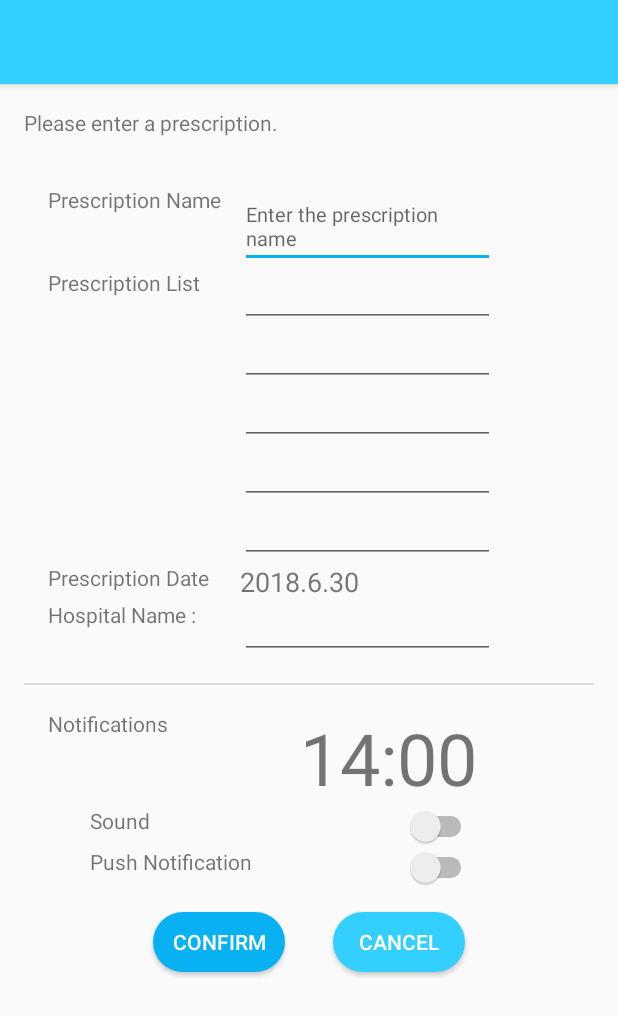
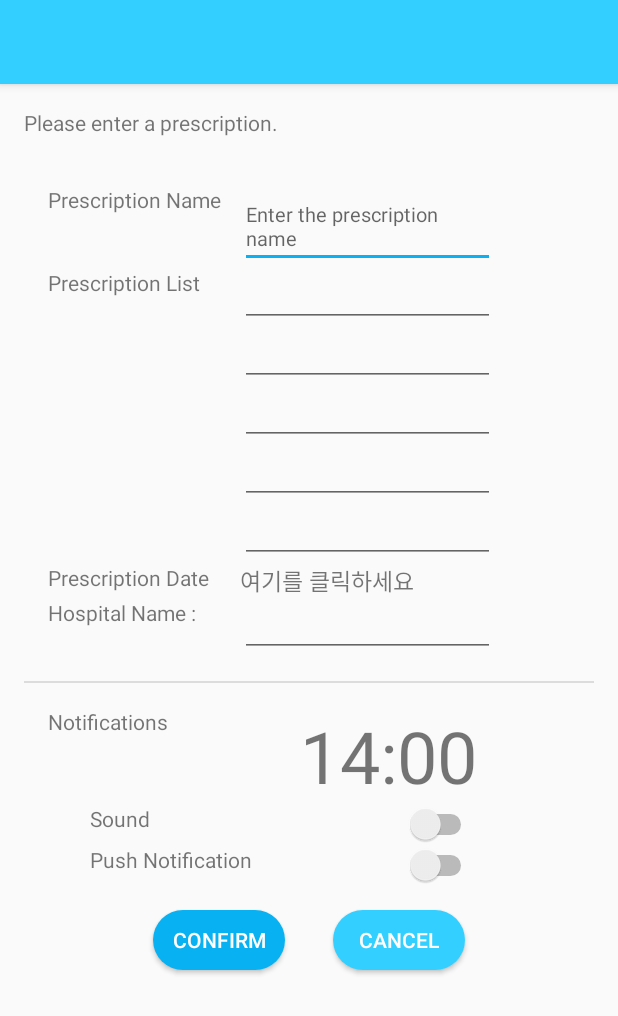
Before and after one commit to PillGood/PillGood, an Android app: the EnrollmentActivity screen opened directly, with no data from a screen before it, on a phone screen of 412 x 824 dp. Shown: the top 1016 px of the screen. Run offline under Robolectric (Android 15) with nearby library versions, the phone set to English and light mode, and no system bars; our stand-ins replace RxJava; libraries missing offline, so code that uses them is left out: com.jakewharton.rxbinding2; 2 statements that could not run were skipped.

Commit message:
Enrollment Activity: add datepicker dialog and timepicker dialog

```diff
--- a/app/build.gradle
+++ b/app/build.gradle
@@ -4,7 +4,7 @@ android {
     compileSdkVersion 27
     defaultConfig {
         applicationId "com.example.pc.pillgood"
-        minSdkVersion 21
+        minSdkVersion 23
         targetSdkVersion 27
         versionCode 1
         versionName "1.0"
--- a/app/src/main/AndroidManifest.xml
+++ b/app/src/main/AndroidManifest.xml
@@ -31,6 +31,7 @@
         <activity android:name=".EnrollmentActivity" />
         <activity android:name=".MapActivity" />
         <activity android:name=".InfoActivity" />
+
     </application>
 
 </manifest>
--- a/app/src/main/java/com/example/pc/pillgood/EnrollmentActivity.java
+++ b/app/src/main/java/com/example/pc/pillgood/EnrollmentActivity.java
@@ -1,13 +1,18 @@
 package com.example.pc.pillgood;
 
+import android.app.DatePickerDialog;
+import android.app.TimePickerDialog;
 import android.content.Intent;
 import android.os.Bundle;
 import android.support.v7.app.AppCompatActivity;
 import android.util.Log;
 import android.view.View;
 import android.widget.Button;
+import android.widget.DatePicker;
 import android.widget.EditText;
+import android.widget.Switch;
 import android.widget.TextView;
+import android.widget.TimePicker;
 
 import com.jakewharton.rxbinding2.widget.RxTextView;
 
@@ -18,6 +23,7 @@ import org.json.JSONArray;
 import org.json.JSONException;
 import org.json.JSONObject;
 
+import java.util.Calendar;
 import java.util.concurrent.TimeUnit;
 
 import io.reactivex.Observable;
@@ -36,7 +42,30 @@ public class EnrollmentActivity extends AppCompatActivity {
     long date;
     String hospitalName;
     Button enrollmentBtn;
+    Button cancleBtn;
     Long tempDate;
+    DatePickerDialog datePickerDialog;
+    TimePickerDialog timePickerDialog;
+    Calendar calendar = Calendar.getInstance();
+    TextView alarmTime;
+    Switch alarmSwitch;
+
+    private DatePickerDialog.OnDateSetListener dateSetListener = new DatePickerDialog.OnDateSetListener() {
+        @Override
+        public void onDateSet(DatePicker datePicker, int i, int i1, int i2) {
+            String date = String.format("%d년 %d월 %d일", datePicker.getYear(), datePicker.getMonth()+1, datePicker.getDayOfMonth());
+            tvDate.setText(date);
+        }
+    };
+
+    private TimePickerDialog.OnTimeSetListener timeSetListener = new TimePickerDialog.OnTimeSetListener() {
+        @Override
+        public void onTimeSet(TimePicker timePicker, int i, int i1) {
+            String time = String.format("%02d:%02d", timePicker.getHour(), timePicker.getMinute());
+            alarmTime.setText(time);
+            alarmSwitch.setChecked(true);
+        }
+    };
 
     @Override
     protected void onCreate(Bundle savedInstanceState) {
@@ -50,6 +79,18 @@ public class EnrollmentActivity extends AppCompatActivity {
         edit_hospital = (EditText) findViewById(R.id.hospital);
         tvDate = findViewById(R.id.whenText);
         enrollmentBtn = (Button) findViewById(R.id.enrollmentBtn);
+        alarmTime = findViewById(R.id.timeData);
+        alarmSwitch = findViewById(R.id.alarmSwitch);
+        cancleBtn = findViewById(R.id.cancelButton);
+
+        final int curYear = calendar.get(Calendar.YEAR);
+        final int curMonth = calendar.get(Calendar.MONTH);
+        final int curDay = calendar.get(Calendar.DAY_OF_MONTH);
+        final int curHour = calendar.get(Calendar.HOUR_OF_DAY);
+        final int curMinute = calendar.get(Calendar.MINUTE);
+
+        datePickerDialog = new DatePickerDialog(this, dateSetListener, curYear, curMonth, curDay);
+        timePickerDialog = new TimePickerDialog(this, timeSetListener, curHour, curMinute, true);
 
         if (wayToEnroll == 1) { // Fast enrollment using qr scanning
             try {
@@ -101,6 +142,20 @@ public class EnrollmentActivity extends AppCompatActivity {
                     });
         }
 
+        tvDate.setOnClickListener(new View.OnClickListener() {
+            @Override
+            public void onClick(View view) {
+                datePickerDialog.show();
+            }
+        });
+
+        alarmTime.setOnClickListener(new View.OnClickListener() {
+            @Override
+            public void onClick(View view) {
+                timePickerDialog.show();
+            }
+        });
+
         enrollmentBtn.setOnClickListener(new View.OnClickListener() {
             @Override
             public void onClick(View view) {
@@ -119,5 +174,12 @@ public class EnrollmentActivity extends AppCompatActivity {
                 finish();
             }
         });
+
+        cancleBtn.setOnClickListener(new View.OnClickListener() {
+            @Override
+            public void onClick(View view) {
+                finish();
+            }
+        });
     }
 }
--- a/app/src/main/res/layout/activity_enrollment.xml
+++ b/app/src/main/res/layout/activity_enrollment.xml
@@ -105,9 +105,10 @@
                     android:id="@+id/whenText"
                     android:layout_width="wrap_content"
                     android:layout_height="wrap_content"
-                    android:text="2018.6.30"
+                    android:text="여기를 클릭하세요"
                     android:layout_marginLeft="160dp"
-                    android:textSize="18sp" />
+                    android:textSize="15sp" />
+
             </RelativeLayout>
 
             <RelativeLayout
@@ -145,11 +146,13 @@
                     android:text="@string/setting_notification" />
 
                 <TextView
+                    android:id="@+id/timeData"
                     android:layout_width="wrap_content"
                     android:layout_height="wrap_content"
                     android:textSize="48sp"
                     android:layout_marginLeft="200dp"
                     android:text="14:00" />
+
             </RelativeLayout>
 
             <RelativeLayout
@@ -179,6 +182,7 @@
                     android:text="@string/push_notification" />
 
                 <Switch
+                    android:id="@+id/alarmSwitch"
                     android:layout_width="wrap_content"
                     android:layout_height="wrap_content"
                     android:layout_marginLeft="270dp" />
```
